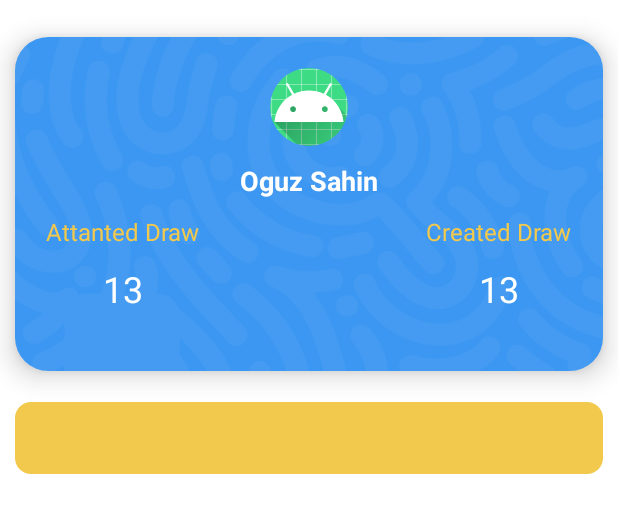
After one commit to oguz-sahin/HiDraw, an Android app: the layout fragment_profile.xml on its own in the app's theme, with its tools: preview values and no code run, on a phone screen of 412 x 824 dp. The commit adds this screen. Shown: the top 513 px of the screen. Run offline under Robolectric (Android 15) with nearby library versions, the phone set to English and light mode, and no system bars.

Commit message:
profile fragment design is done.

```diff
--- /dev/null
+++ b/app/src/main/java/com/huawei/hidraw/ui/profile/ProfileFragment.kt
@@ -0,0 +1,20 @@
+package com.huawei.hidraw.ui.profile
+
+import android.os.Bundle
+import android.view.View
+import androidx.fragment.app.viewModels
+import com.huawei.hidraw.core.BaseFragmentWithViewModel
+import com.huawei.hidraw.databinding.FragmentProfileBinding
+import com.huawei.hidraw.vm.ProfileViewModel
+
+
+class ProfileFragment : BaseFragmentWithViewModel<FragmentProfileBinding, ProfileViewModel>(
+    FragmentProfileBinding::inflate
+) {
+    override val viewModel: ProfileViewModel by viewModels()
+
+    override fun onViewCreated(view: View, savedInstanceState: Bundle?) {
+        super.onViewCreated(view, savedInstanceState)
+
+    }
+}
--- /dev/null
+++ b/app/src/main/java/com/huawei/hidraw/vm/ProfileViewModel.kt
@@ -0,0 +1,14 @@
+package com.huawei.hidraw.vm
+
+import com.huawei.hidraw.core.BaseViewModel
+import dagger.hilt.android.lifecycle.HiltViewModel
+import javax.inject.Inject
+
+/**
+ * Created by Oguz Sahin on 11/23/2021.
+ */
+
+@HiltViewModel
+class ProfileViewModel @Inject constructor() : BaseViewModel() {
+
+}
--- /dev/null
+++ b/app/src/main/res/drawable/bg_rounded_8.xml
@@ -0,0 +1,6 @@
+<?xml version="1.0" encoding="utf-8"?>
+<shape xmlns:android="http://schemas.android.com/apk/res/android"
+    android:shape="rectangle">
+    <solid android:color="@color/white" />
+    <corners android:radius="@dimen/_8sdp" />
+</shape>
--- /dev/null
+++ b/app/src/main/res/layout/fragment_profile.xml
@@ -0,0 +1,176 @@
+<?xml version="1.0" encoding="utf-8"?>
+<androidx.constraintlayout.widget.ConstraintLayout xmlns:android="http://schemas.android.com/apk/res/android"
+    xmlns:app="http://schemas.android.com/apk/res-auto"
+    xmlns:tools="http://schemas.android.com/tools"
+    android:layout_width="match_parent"
+    android:layout_height="match_parent"
+    tools:context=".ui.profile.ProfileFragment">
+
+
+    <com.google.android.material.imageview.ShapeableImageView
+        android:id="@+id/ivProfileBackground"
+        android:layout_width="0dp"
+        android:layout_height="0dp"
+        android:elevation="@dimen/_8sdp"
+        android:scaleType="centerCrop"
+        android:src="@mipmap/bg_common_designed_blue"
+        app:layout_constraintBottom_toTopOf="@+id/glImageBottom"
+        app:layout_constraintEnd_toEndOf="@id/glEnd"
+        app:layout_constraintStart_toStartOf="@id/glStart"
+        app:layout_constraintTop_toTopOf="@id/glTop"
+        app:shapeAppearanceOverlay="@style/RoundedSquare" />
+
+
+    <com.google.android.material.imageview.ShapeableImageView
+        android:id="@+id/ivUserImage"
+        android:layout_width="@dimen/_40sdp"
+        android:layout_height="@dimen/_40sdp"
+        android:layout_marginTop="@dimen/_16sdp"
+        android:elevation="@dimen/_8sdp"
+        android:scaleType="center"
+        android:src="@mipmap/ic_launcher"
+        app:layout_constraintEnd_toEndOf="@id/ivProfileBackground"
+        app:layout_constraintStart_toStartOf="@id/ivProfileBackground"
+        app:layout_constraintTop_toTopOf="@id/ivProfileBackground"
+        app:shapeAppearanceOverlay="@style/Circular" />
+
+
+    <TextView
+        android:id="@+id/tvUserName"
+        android:layout_width="wrap_content"
+        android:layout_height="wrap_content"
+        android:layout_marginTop="@dimen/_8sdp"
+        android:elevation="@dimen/_8sdp"
+        android:textColor="@color/white"
+        android:textSize="@dimen/xlarge_text_size"
+        android:textStyle="bold"
+        app:layout_constraintEnd_toEndOf="@id/ivUserImage"
+        app:layout_constraintStart_toStartOf="@id/ivUserImage"
+        app:layout_constraintTop_toBottomOf="@id/ivUserImage"
+        tools:text="Oguz Sahin" />
+
+    <TextView
+        android:id="@+id/tvAttendedDraw"
+        android:layout_width="wrap_content"
+        android:layout_height="wrap_content"
+        android:layout_marginStart="@dimen/_16sdp"
+        android:layout_marginTop="@dimen/_8sdp"
+        android:elevation="@dimen/_8sdp"
+        android:text="@string/attanted_draw"
+        android:textColor="@color/cream_can"
+        android:textSize="@dimen/large_text_size"
+        app:layout_constraintEnd_toStartOf="@+id/tvCreatedDraw"
+        app:layout_constraintHorizontal_bias="0.5"
+        app:layout_constraintHorizontal_chainStyle="spread_inside"
+        app:layout_constraintStart_toEndOf="@+id/ivProfileBackground"
+        app:layout_constraintStart_toStartOf="@+id/ivProfileBackground"
+        app:layout_constraintTop_toBottomOf="@+id/tvUserName" />
+
+
+    <TextView
+        android:id="@+id/tvCreatedDraw"
+        android:layout_width="wrap_content"
+        android:layout_height="wrap_content"
+        android:layout_marginTop="@dimen/_8sdp"
+        android:layout_marginEnd="@dimen/_16sdp"
+        android:elevation="@dimen/_8sdp"
+        android:text="@string/created_draw"
+        android:textColor="@color/cream_can"
+        android:textSize="@dimen/large_text_size"
+        app:layout_constraintEnd_toEndOf="@+id/ivProfileBackground"
+        app:layout_constraintHorizontal_bias="0.5"
+        app:layout_constraintStart_toEndOf="@+id/tvAttendedDraw"
+        app:layout_constraintTop_toBottomOf="@+id/tvUserName" />
+
+    <TextView
+        android:id="@+id/tvAttendedDrawCount"
+        android:layout_width="wrap_content"
+        android:layout_height="wrap_content"
+        android:layout_marginTop="@dimen/_8sdp"
+        android:elevation="@dimen/_8sdp"
+        android:textColor="@color/white"
+        android:textSize="@dimen/title_text_size"
+        app:layout_constraintEnd_toEndOf="@+id/tvAttendedDraw"
+        app:layout_constraintStart_toStartOf="@id/tvAttendedDraw"
+        app:layout_constraintTop_toBottomOf="@id/tvAttendedDraw"
+        tools:text="13" />
+
+
+    <TextView
+        android:id="@+id/tvCreatedDrawCount"
+        android:layout_width="wrap_content"
+        android:layout_height="wrap_content"
+        android:layout_marginTop="@dimen/_8sdp"
+        android:elevation="@dimen/_8sdp"
+        android:textColor="@color/white"
+        android:textSize="@dimen/title_text_size"
+        app:layout_constraintEnd_toEndOf="@+id/tvCreatedDraw"
+        app:layout_constraintStart_toStartOf="@+id/tvCreatedDraw"
+        app:layout_constraintTop_toBottomOf="@+id/tvCreatedDraw"
+        tools:text="13" />
+
+
+    <com.google.android.material.tabs.TabLayout
+        android:id="@+id/tlDraws"
+        android:layout_width="0dp"
+        android:layout_height="wrap_content"
+        android:layout_marginTop="@dimen/_16sdp"
+        android:background="@drawable/bg_rounded_8"
+        android:backgroundTint="@color/cream_can"
+        app:layout_constraintEnd_toStartOf="@+id/glEnd"
+        app:layout_constraintStart_toStartOf="@+id/glStart"
+        app:layout_constraintTop_toBottomOf="@+id/ivProfileBackground"
+        app:tabIndicatorHeight="0dp"
+        app:tabMode="fixed"
+        app:tabTextColor="@color/white" />
+
+
+    <androidx.viewpager2.widget.ViewPager2
+        android:id="@+id/vpDraws"
+        android:layout_width="0dp"
+        android:layout_height="0dp"
+        app:layout_constraintBottom_toBottomOf="@id/glBotom"
+        app:layout_constraintEnd_toStartOf="@+id/glEnd"
+        app:layout_constraintStart_toStartOf="@+id/glStart"
+        app:layout_constraintTop_toBottomOf="@+id/tlDraws" />
+
+
+    <androidx.constraintlayout.widget.Guideline
+        android:id="@+id/glTop"
+        android:layout_width="wrap_content"
+        android:layout_height="wrap_content"
+        android:orientation="horizontal"
+        app:layout_constraintGuide_percent="0.03" />
+
+
+    <androidx.constraintlayout.widget.Guideline
+        android:id="@+id/glImageBottom"
+        android:layout_width="wrap_content"
+        android:layout_height="wrap_content"
+        android:orientation="horizontal"
+        app:layout_constraintGuide_percent="0.3" />
+
+
+    <androidx.constraintlayout.widget.Guideline
+        android:id="@+id/glStart"
+        android:layout_width="wrap_content"
+        android:layout_height="wrap_content"
+        android:orientation="vertical"
+        app:layout_constraintGuide_begin="@dimen/_8sdp" />
+
+    <androidx.constraintlayout.widget.Guideline
+        android:id="@+id/glEnd"
+        android:layout_width="wrap_content"
+        android:layout_height="wrap_content"
+        android:orientation="vertical"
+        app:layout_constraintGuide_end="@dimen/_8sdp" />
+
+    <androidx.constraintlayout.widget.Guideline
+        android:id="@+id/glBotom"
+        android:layout_width="wrap_content"
+        android:layout_height="wrap_content"
+        android:orientation="horizontal"
+        app:layout_constraintGuide_end="@dimen/_16sdp" />
+
+
+</androidx.constraintlayout.widget.ConstraintLayout>
--- a/app/src/main/res/layout/item_common_draw.xml
+++ b/app/src/main/res/layout/item_common_draw.xml
@@ -31,7 +31,7 @@
             android:layout_height="@dimen/_50sdp"
             app:layout_constraintStart_toStartOf="@+id/glStart"
             app:layout_constraintTop_toBottomOf="@id/glTop"
-            app:shapeAppearanceOverlay="@style/circle"
+            app:shapeAppearanceOverlay="@style/Circular"
             tools:src="@drawable/ic_huawei" />
 
 
--- a/app/src/main/res/navigation/nav_graph.xml
+++ b/app/src/main/res/navigation/nav_graph.xml
@@ -3,7 +3,7 @@
     xmlns:app="http://schemas.android.com/apk/res-auto"
     xmlns:tools="http://schemas.android.com/tools"
     android:id="@+id/nav_graph"
-    app:startDestination="@id/signInFragment">
+    app:startDestination="@id/profileFragment">
     <fragment
         android:id="@+id/signInFragment"
         android:name="com.huawei.hidraw.ui.signin.SignInFragment"
@@ -18,4 +18,9 @@
         android:name="com.huawei.hidraw.ui.home.HomeFragment"
         android:label="fragment_home"
         tools:layout="@layout/fragment_home" />
+    <fragment
+        android:id="@+id/profileFragment"
+        android:name="com.huawei.hidraw.ui.profile.ProfileFragment"
+        android:label="fragment_profile"
+        tools:layout="@layout/fragment_profile" />
 </navigation>
--- a/app/src/main/res/values-night/strings.xml
+++ b/app/src/main/res/values-night/strings.xml
@@ -4,4 +4,6 @@
     <string name="remaining_time_icon">remaining Time Icon</string>
     <string name="draw_status_image">draw_status_image</string>
     <string name="draw_image">draw_image</string>
+    <string name="attanted_draw">Attanted Draw</string>
+    <string name="created_draw">Created Draw</string>
 </resources>
--- a/app/src/main/res/values/strings.xml
+++ b/app/src/main/res/values/strings.xml
@@ -8,4 +8,6 @@
     <string name="remaining_time_icon">remaining Time Icon</string>
     <string name="draw_status_image">draw_status_image</string>
     <string name="draw_image">draw_image</string>
+    <string name="attanted_draw">Attanted Draw</string>
+    <string name="created_draw">Created Draw</string>
 </resources>
--- a/app/src/main/res/values/style.xml
+++ b/app/src/main/res/values/style.xml
@@ -1,9 +1,13 @@
 <?xml version="1.0" encoding="utf-8"?>
 <resources>
 
-    <style name="circle" parent="">
+    <style name="Circular" parent="">
         <item name="cornerFamily">rounded</item>
         <item name="cornerSize">50%</item>
     </style>
 
+    <style name="RoundedSquare" parent="">
+        <item name="cornerFamily">rounded</item>
+        <item name="cornerSize">10%</item>
+    </style>
 </resources>
```
Also changed, not shown: app/src/main/res/mipmap-hdpi/bg_common_designed_blue.png (added), app/src/main/res/mipmap-mdpi/bg_common_designed_blue.png (added), app/src/main/res/mipmap-xhdpi/bg_common_designed_blue.png (added), app/src/main/res/mipmap-xxhdpi/bg_common_designed_blue.png (added), app/src/main/res/mipmap-xxxhdpi/bg_common_designed_blue.png (added).
